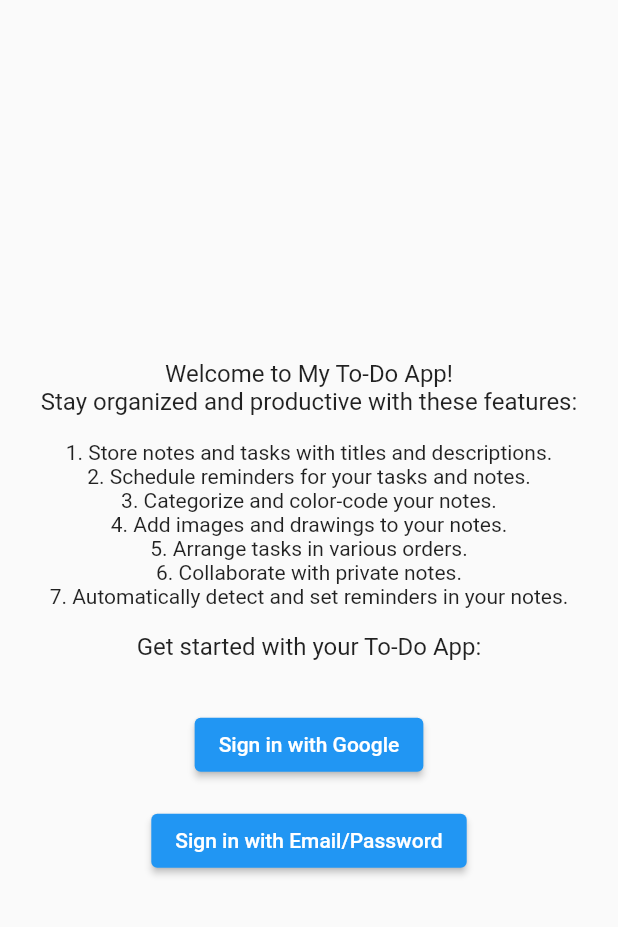
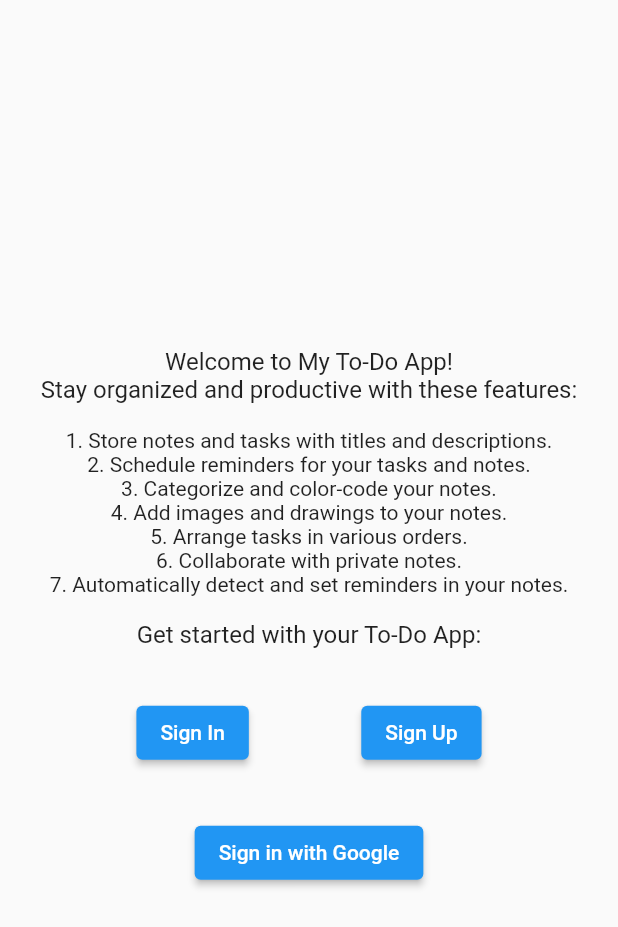
Before and after one commit to ShubhamKNIT/D-Artistry, a Flutter app: the screen it shows after launch, after a tap on "Sign in with Google", on a phone screen of 412 x 824 dp. Shown: the top 927 px of the screen. Run offline on Flutter 3.47's test engine with Material 2 defaults, Android fonts, the phone set to English and light mode, and no system bars; our stand-ins replace firebase_auth, firebase_core, google_sign_in; accounts and stored records are empty; network calls fail.

Commit message:
buttons fixed for home page

```diff
--- a/lib/email_password_login_page.dart
+++ b/lib/email_password_login_page.dart
@@ -48,11 +48,12 @@ class EmailPasswordLoginPageState extends State<EmailPasswordLoginPage> {
                 decoration: const InputDecoration(labelText: 'Password'),
                 obscureText: true,
               ),
+              const SizedBox(height: 16),
               ElevatedButton(
                 onPressed: () {
                   _handleEmailSignIn();
                 },
-                child: const Text('Sign in with Email/Password'),
+                child: const Text('Sign In'),
               ),
             ],
           ),
--- a/lib/first_page.dart
+++ b/lib/first_page.dart
@@ -1,3 +1,4 @@
+import 'package:flutter/foundation.dart';
 import 'package:flutter/material.dart';
 import 'package:firebase_auth/firebase_auth.dart';
 import 'package:google_sign_in/google_sign_in.dart';
@@ -26,7 +27,9 @@ class FirstPage extends StatelessWidget {
       final User? user = authResult.user;
       return user;
     } catch (error) {
-      print(error.toString());
+        if (kDebugMode) {
+          print(error);
+        }
       return null;
     }
   }
@@ -68,6 +71,41 @@ class FirstPage extends StatelessWidget {
               ),
               const SizedBox(height: 32),
 
+              // Email/Password Sign-In Button
+              Row(
+                mainAxisAlignment: MainAxisAlignment.spaceEvenly,
+                children: [
+                  ElevatedButton(
+                    onPressed: () {
+                      Navigator.push(
+                        context,
+                        MaterialPageRoute(
+                          builder: (context) => const EmailPasswordLoginPage(),
+                        ),
+                      );
+                    },
+                    child: const Text('Sign In'),
+                  ),
+
+
+                  // Sign-Up Button
+                  ElevatedButton(
+                    onPressed: () {
+                      Navigator.push(
+                        context,
+                        MaterialPageRoute(
+                          // build and change function for signup page
+                          builder: (context) => const EmailPasswordLoginPage(),
+                        ),
+                      );
+                    },
+                    child: const Text('Sign Up'),
+                  ),
+                ],
+              ),
+
+              const SizedBox(height: 32),
+
               // Google Sign-In Button
               ElevatedButton(
                 onPressed: () async {
@@ -79,20 +117,6 @@ class FirstPage extends StatelessWidget {
                 child: const Text('Sign in with Google'),
               ),
 
-              const SizedBox(height: 16),
-
-              // Email/Password Sign-In Button
-              ElevatedButton(
-                onPressed: () {
-                  Navigator.push(
-                    context,
-                    MaterialPageRoute(
-                      builder: (context) => const EmailPasswordLoginPage(),
-                    ),
-                  );
-                },
-                child: const Text('Sign in with Email/Password'),
-              ),
             ],
           ),
         ),
```
Also changed, not shown: 6 other files.
